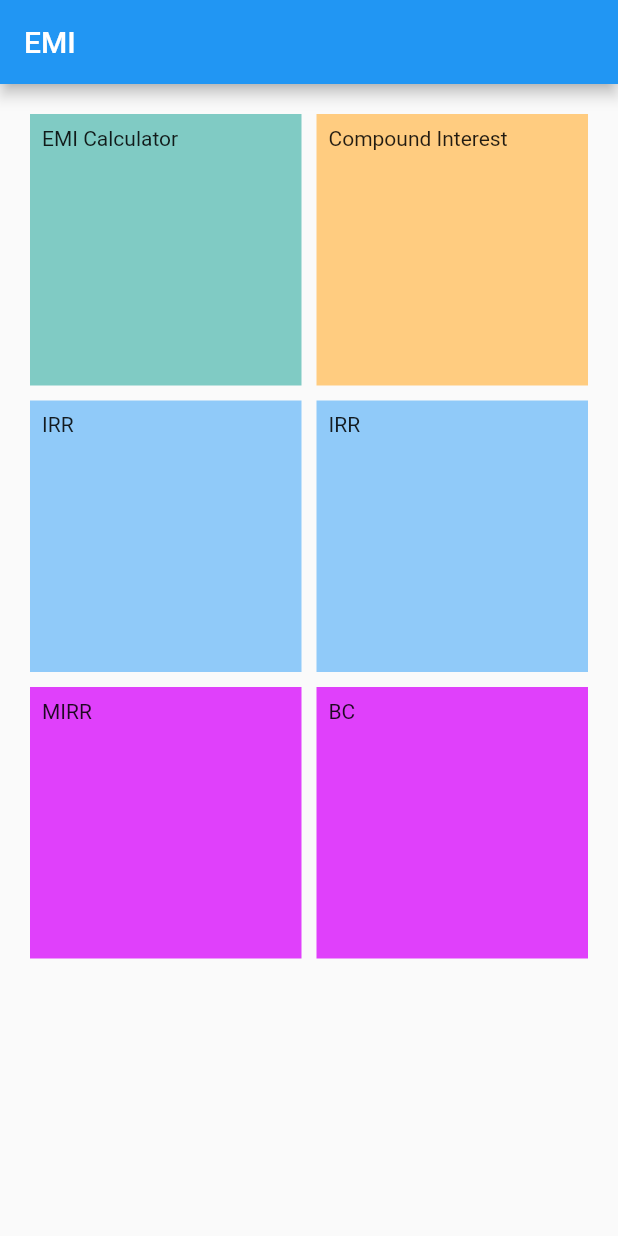
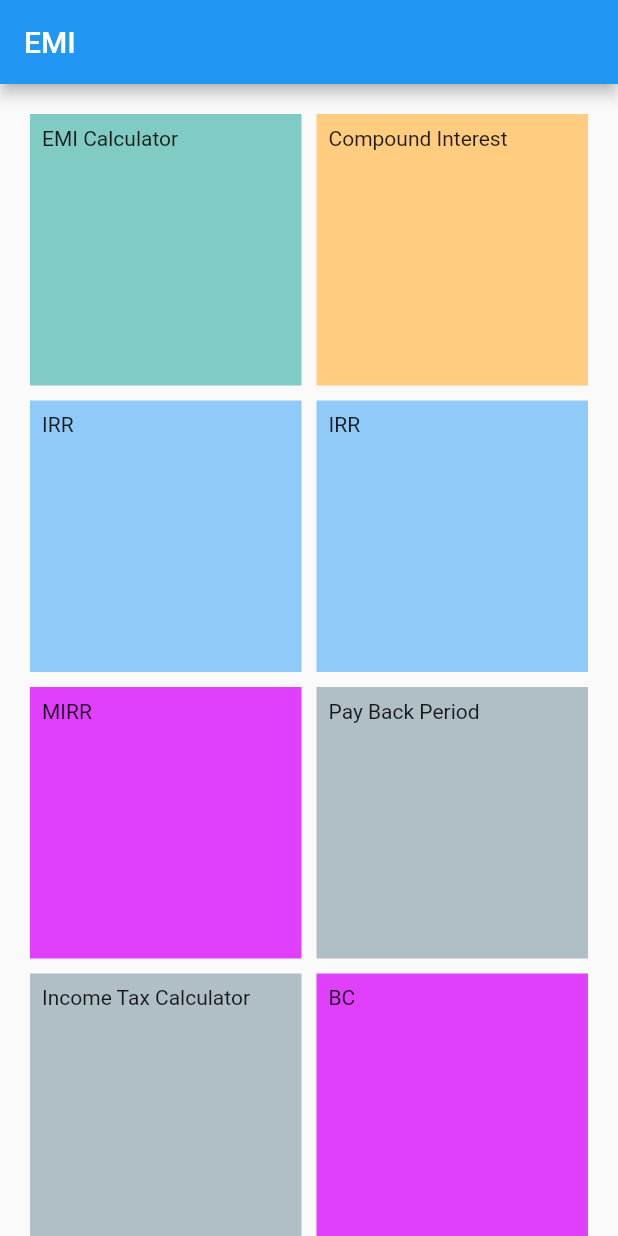
Before and after one commit to Bibek-Dahal/financial_calculator, a Flutter app: the screen it shows after launch, on a phone screen of 412 x 824 dp. Run offline on Flutter 3.47's test engine with Material 2 defaults, Android fonts, the phone set to English and light mode, and no system bars; missing offline and left inert: dart:ffi.

Commit message:
fixing merge conflict

```diff
--- a/lib/screens/home.dart
+++ b/lib/screens/home.dart
@@ -99,6 +99,32 @@ class _HomeState extends State<Home> {
             child: GestureDetector(
               onTap: () => Navigator.push(
                 context,
+                MaterialPageRoute(builder: (context) => const Pbp()),
+              ),
+              child: Container(
+                padding: const EdgeInsets.all(8),
+                color: Colors.blueGrey[200],
+                child: const Text('Pay Back Period'),
+              ),
+            ),
+          ),
+          Container(
+            child: GestureDetector(
+              onTap: () => Navigator.push(
+                context,
+                MaterialPageRoute(builder: (context) => const TaxCalc()),
+              ),
+              child: Container(
+                padding: const EdgeInsets.all(8),
+                color: Colors.blueGrey[200],
+                child: const Text('Income Tax Calculator'),
+              ),
+            ),
+          ),
+          Container(
+            child: GestureDetector(
+              onTap: () => Navigator.push(
+                context,
                 MaterialPageRoute(builder: (context) => const BcRatio()),
               ),
               child: Container(
```
